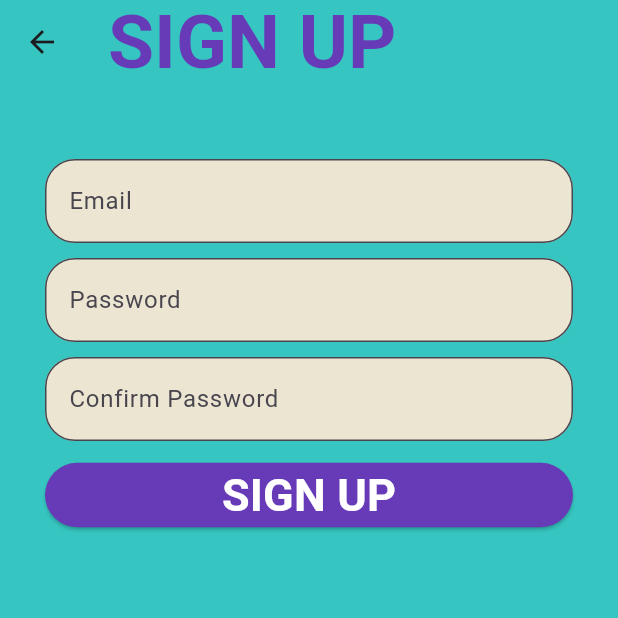
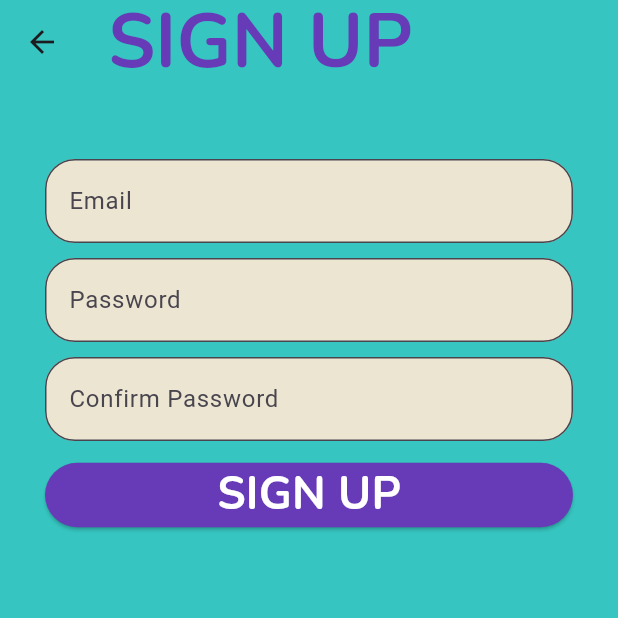
Before and after one commit to halocreations/halo_stories, a Flutter app: the screen it shows after launch, after a tap on "SIGN UP", on a phone screen of 412 x 824 dp, the top half of it. Run offline on Flutter 3.47's test engine with Material 3 defaults, Android fonts, the phone set to English and light mode, and no system bars; our stand-ins replace flutter_dotenv, google_fonts, supabase_flutter; accounts and stored records are empty; network calls fail.

Commit message:
Changed the font and added password visibility button

```diff
--- a/lib/auth/auth_gate.dart
+++ b/lib/auth/auth_gate.dart
@@ -22,7 +22,7 @@ class AuthGate extends StatelessWidget {
 
         // change back to HomeScreen once done with changing UI of login screen
         if(session != null) {
-          return LoginPage();
+          return HomeScreen();
         }
         else {
           return LoginPage();
--- a/lib/home.dart
+++ b/lib/home.dart
@@ -3,6 +3,7 @@ import 'package:halo_stories/screens/badges.dart';
 import 'package:halo_stories/screens/profile.dart';
 import 'package:halo_stories/screens/quizzes.dart';
 import 'package:halo_stories/screens/stories_of_the_saints.dart';
+import 'package:google_fonts/google_fonts.dart';
 
 class HomeScreen extends StatelessWidget {
   const HomeScreen({super.key});
@@ -16,7 +17,7 @@ class HomeScreen extends StatelessWidget {
         appBar: AppBar(
           title:
             Text('Halo Stories'),
-            titleTextStyle: TextStyle(
+            titleTextStyle: GoogleFonts.nunito(
               fontSize: 36,
               fontWeight: FontWeight.bold,
             ),
--- a/lib/screens/login.dart
+++ b/lib/screens/login.dart
@@ -2,6 +2,7 @@ import 'package:flutter/material.dart';
 import 'package:halo_stories/auth/auth_service.dart';
 import 'package:halo_stories/home.dart';
 import 'package:halo_stories/screens/register.dart';
+import 'package:google_fonts/google_fonts.dart';
 
 class LoginPage extends StatefulWidget {
   const LoginPage({super.key});
@@ -18,7 +19,7 @@ class _LoginPageState extends State<LoginPage> {
   // text controllers
   final _emailController = TextEditingController();
   final _passwordController = TextEditingController();
-
+  bool _obscureText = true;
 
   void login() async {
     //prepare data
@@ -44,7 +45,7 @@ class _LoginPageState extends State<LoginPage> {
           padding: EdgeInsets.only(top: 15),
           child: Text(
             'HALO STORIES',
-            style: TextStyle(
+            style: GoogleFonts.nunito(
               fontSize: 50,
               color: Colors.deepPurple,
               fontWeight: FontWeight.bold,
@@ -77,8 +78,20 @@ class _LoginPageState extends State<LoginPage> {
           ),
           Padding(padding: EdgeInsets.symmetric(horizontal: 30, vertical: 5),),
           TextField(
+            obscureText: _obscureText,
+            autocorrect: false,
             controller: _passwordController,
             decoration: InputDecoration(
+              suffixIcon: GestureDetector(
+                child: Icon(
+                  _obscureText ? Icons.visibility_off : Icons.visibility,
+                ),
+                onTap: () {
+                  setState(() {
+                    _obscureText = !_obscureText;
+                  });
+                },
+              ),
               filled: true,
               fillColor: const Color.fromARGB(255, 235, 229, 209),
               border: OutlineInputBorder(borderRadius: BorderRadius.circular(20)),
@@ -95,13 +108,12 @@ class _LoginPageState extends State<LoginPage> {
               )
             ),
             onPressed: login,
-            child: const Text(
+            child: Text(
               'LOGIN',
-              style: TextStyle(
+              style: GoogleFonts.nunito(
                 fontSize: 30,
                 fontWeight: FontWeight.bold,
-
-              )
+              ),
             ),
           ),
           SizedBox(height: 20),
@@ -110,10 +122,10 @@ class _LoginPageState extends State<LoginPage> {
               context,
               MaterialPageRoute(builder: (context) => const RegisterPage()),
             ),
-            child: const Center(
+            child: Center(
               child: Text(
                 "SIGN UP",
-                style: TextStyle(
+                style: GoogleFonts.nunito(
                   color: Colors.deepPurple,
                   fontSize: 20,
                 )
--- a/lib/screens/register.dart
+++ b/lib/screens/register.dart
@@ -1,5 +1,6 @@
 import 'package:flutter/material.dart';
 import 'package:halo_stories/auth/auth_service.dart';
+import 'package:google_fonts/google_fonts.dart';
 
 class RegisterPage extends StatefulWidget {
   const RegisterPage({super.key});
@@ -51,9 +52,9 @@ class _RegisterPageState extends State<RegisterPage> {
       backgroundColor: const Color.fromARGB(255, 54, 197, 192),
       appBar: AppBar(
         backgroundColor: const Color.fromARGB(255, 54, 197, 192),
-        title: const Text(
+        title: Text(
           'SIGN UP',
-          style: TextStyle(
+          style: GoogleFonts.nunito(
             fontSize: 50,
             fontWeight: FontWeight.bold,
             color: Colors.deepPurple,
@@ -99,9 +100,9 @@ class _RegisterPageState extends State<RegisterPage> {
               backgroundColor: Colors.deepPurple,
               foregroundColor: Colors.white,
             ),
-            child: const Text(
+            child: Text(
               'SIGN UP',
-              style: TextStyle(
+              style: GoogleFonts.nunito(
                 fontSize: 30,
                 fontWeight: FontWeight.bold,
               )
--- a/pubspec.yaml
+++ b/pubspec.yaml
@@ -37,6 +37,7 @@ dependencies:
   cupertino_icons: ^1.0.8
   supabase_flutter: ^2.9.1
   flutter_dotenv: ^5.2.1
+  google_fonts: ^6.3.1
 
 
 dev_dependencies:
```
Also changed, not shown: pubspec.lock.
